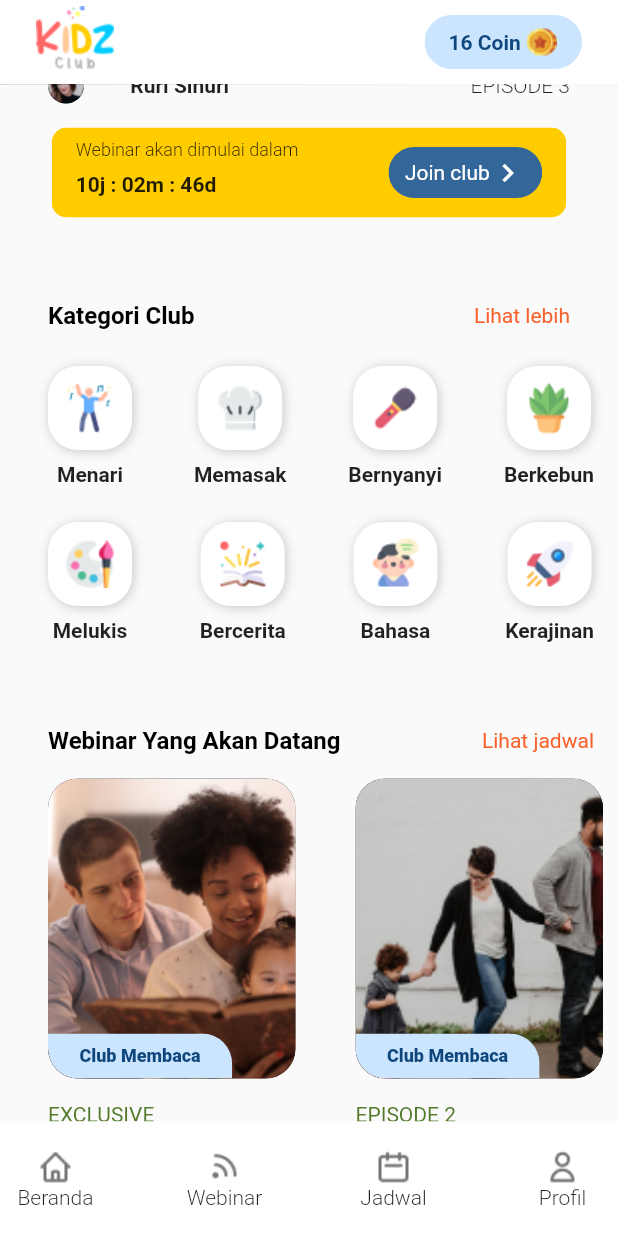
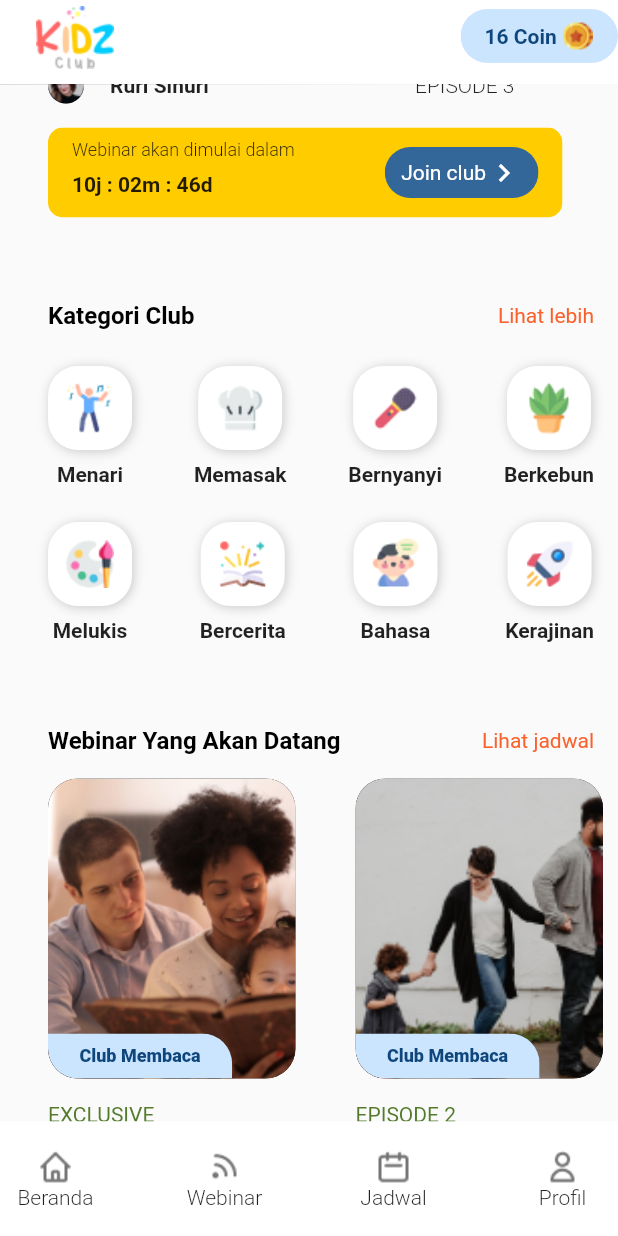
Before and after one commit to AldoFadillah/flutter_kids, a Flutter app: the screen it shows after launch, scrolled down 576 dp, on a phone screen of 412 x 824 dp. Run offline on Flutter 3.47's test engine with Material 2 defaults, Android fonts, the phone set to English and light mode, and no system bars.

Commit message:
fix ui responsive

```diff
--- a/lib/pages/beranda/beranda.dart
+++ b/lib/pages/beranda/beranda.dart
@@ -41,7 +41,7 @@ class _BerandaState extends State<Beranda> {
                 ),
                 Container(
                   alignment: Alignment.bottomRight,
-                  margin: EdgeInsets.only(right: 24, bottom: 10),
+                  margin: EdgeInsets.only(bottom: 14, left: 170),
                   child: ClipRRect(
                     borderRadius: BorderRadius.circular(60),
                     child: Container(
@@ -82,6 +82,7 @@ class _BerandaState extends State<Beranda> {
               Container(
                 margin: EdgeInsets.only(left: 16),
                 child: Column(
+                  crossAxisAlignment: CrossAxisAlignment.start,
                   children: [
                     //Container Sambutan
                     Container(
--- a/lib/pages/beranda/club_hari_ini/club_hari_ini.dart
+++ b/lib/pages/beranda/club_hari_ini/club_hari_ini.dart
@@ -13,12 +13,16 @@ class ClubHariIni extends StatelessWidget {
     return Container(
       margin: EdgeInsets.only(top: 64, right: 16),
       child: Column(
+        crossAxisAlignment: CrossAxisAlignment.start,
         children: [
           Row(
             mainAxisAlignment: MainAxisAlignment.spaceBetween,
+            crossAxisAlignment: CrossAxisAlignment.start,
             children: [
               Container(
-                margin: EdgeInsets.only(left: 16),
+                margin: EdgeInsets.only(
+                  left: 16,
+                ),
                 child: Text(
                   "Club Hari Ini",
                   style: TextStyle(
@@ -94,6 +98,7 @@ class ClubHariIni extends StatelessWidget {
             ),
           ),
           Container(
+            width: 343,
             margin: EdgeInsets.only(left: 16, top: 8),
             child: Text(
               "Cerita Kancil Si Cerdik Dan Buaya Yang Malang Bagian 3 ",
@@ -104,7 +109,10 @@ class ClubHariIni extends StatelessWidget {
               ),
             ),
           ),
-          Row(
+          Container(
+            width: 343,
+            child: Row(
+              crossAxisAlignment: CrossAxisAlignment.start,
               mainAxisAlignment: MainAxisAlignment.spaceBetween,
               children: [
                 Container(
@@ -124,21 +132,24 @@ class ClubHariIni extends StatelessWidget {
                       ),
                     )),
                 Container(
-                margin: EdgeInsets.only(top: 16, right: 130),
+                  margin: EdgeInsets.only(
+                    top: 20,
+                    right: 120,
+                  ),
                   child: Text(
                     "Ruri Sinuri",
                     style: TextStyle(fontWeight: FontWeight.w600),
                   ),
                 ),
                 Container(
-                alignment: Alignment.centerRight,
-                margin: EdgeInsets.only(top: 16, right: 16),
+                  margin: EdgeInsets.only(top: 20, right: 16),
                   child: Text(
                     "EPISODE 3",
                     style: TextStyle(fontWeight: FontWeight.w300),
                   ),
                 )
               ],
+            ),
           ),
           Container(
             margin: EdgeInsets.only(left: 16, top: 16, right: 16),
--- a/lib/pages/beranda/kategori_club/kategori_club.dart
+++ b/lib/pages/beranda/kategori_club/kategori_club.dart
@@ -31,7 +31,7 @@ class KategoriClub extends StatelessWidget {
                 ),
               ),
               Container(
-                  margin: EdgeInsets.only(right: 16),
+                  margin: EdgeInsets.only(),
                   child: GestureDetector(
                       onTap: () {
                         Navigator.push(
--- a/lib/pages/beranda/webinar_yang_akan_datang/webinar_yang_akan_datang.dart
+++ b/lib/pages/beranda/webinar_yang_akan_datang/webinar_yang_akan_datang.dart
@@ -8,12 +8,15 @@ class WebinarYangAkanDatang extends StatelessWidget {
     return Container(
       margin: EdgeInsets.only(top: 56),
       child: Column(
+        crossAxisAlignment: CrossAxisAlignment.start,
         children: [
           Row(
             mainAxisAlignment: MainAxisAlignment.spaceBetween,
             children: [
               Container(
-                margin: EdgeInsets.only(left: 16),
+                margin: EdgeInsets.only(
+                  left: 16,
+                ),
                 child: Text(
                   "Webinar Yang Akan Datang",
                   style: TextStyle(
```
Lines whose indentation alone changed are shown as unchanged.
